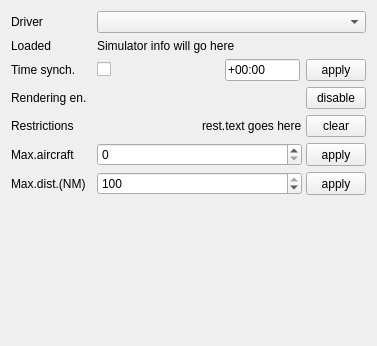
Old version of the form src/blackgui/components/settingssimulatorcomponent.ui in the repository swift-project/pilotclient.
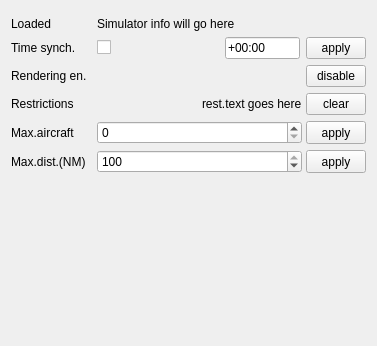
New version of the form. Custom widgets are drawn as their Qt base class.

Diff of the .ui file:
```diff
--- a/src/blackgui/components/settingssimulatorcomponent.ui
+++ b/src/blackgui/components/settingssimulatorcomponent.ui
@@ -53,26 +53,6 @@
       <property name="verticalSpacing">
        <number>6</number>
       </property>
-      <item row="0" column="0">
-       <widget class="QLabel" name="lbl_Plugin">
-        <property name="text">
-         <string>Driver</string>
-        </property>
-       </widget>
-      </item>
-      <item row="0" column="1">
-       <widget class="QComboBox" name="cb_Plugins">
-        <property name="maximumSize">
-         <size>
-          <width>16777215</width>
-          <height>16777215</height>
-         </size>
-        </property>
-        <property name="sizeAdjustPolicy">
-         <enum>QComboBox::AdjustToMinimumContentsLength</enum>
-        </property>
-       </widget>
-      </item>
       <item row="1" column="0">
        <widget class="QLabel" name="lbl_LoadedPlugin">
         <property name="text">
@@ -380,6 +360,9 @@
         </item>
        </layout>
       </item>
+      <item row="0" column="0" colspan="2">
+       <widget class="BlackGui::CPluginSelector" name="ps_EnabledSimulators" native="true"/>
+      </item>
      </layout>
     </widget>
    </item>
@@ -424,6 +407,12 @@
    <header>blackgui/led.h</header>
    <container>1</container>
   </customwidget>
+  <customwidget>
+   <class>BlackGui::CPluginSelector</class>
+   <extends>QWidget</extends>
+   <header>blackgui/pluginselector.h</header>
+   <container>1</container>
+  </customwidget>
  </customwidgets>
  <resources/>
  <connections/>
```
